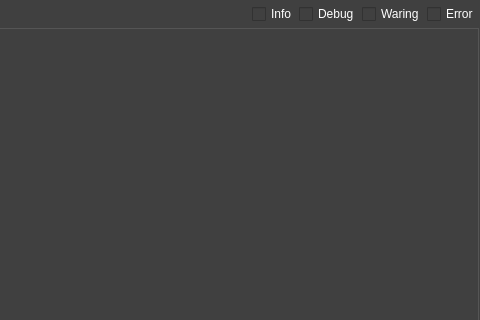
Above: ImageProcessingPlatform/UI/LogDisplayDialog.ui from yangreest/ImageProcessingPlatform before the change; both pictures show x 367 to 847 and y 0 to 320 of the 847 by 624 pixel window. Below: the same form after it.
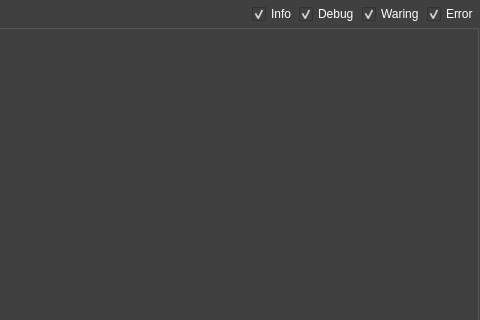
That is the form after the change.

Commit message: 1.修改log界面 2.修改自定义角度旋转图像

```diff
--- a/ImageProcessingPlatform/UI/LogDisplayDialog.ui
+++ b/ImageProcessingPlatform/UI/LogDisplayDialog.ui
@@ -78,6 +78,9 @@
        <property name="text">
         <string>Info</string>
        </property>
+       <property name="checked">
+        <bool>true</bool>
+       </property>
       </widget>
      </item>
      <item>
@@ -88,6 +91,9 @@
        <property name="text">
         <string>Debug</string>
        </property>
+       <property name="checked">
+        <bool>true</bool>
+       </property>
       </widget>
      </item>
      <item>
@@ -98,6 +104,9 @@
        <property name="text">
         <string>Waring</string>
        </property>
+       <property name="checked">
+        <bool>true</bool>
+       </property>
       </widget>
      </item>
      <item>
@@ -108,6 +117,9 @@
        <property name="text">
         <string>Error</string>
        </property>
+       <property name="checked">
+        <bool>true</bool>
+       </property>
       </widget>
      </item>
     </layout>
```
Left out of the diff: 8 changed lines with no effect on the pictures. The commit also changes 4 other files.
